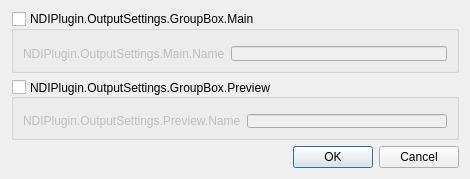
Old version of the form src/forms/output-settings.ui in the repository DistroAV/DistroAV.
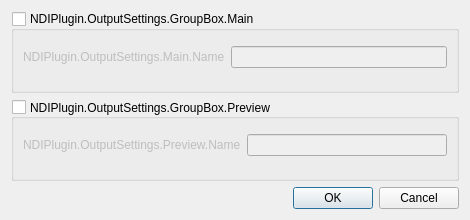
New version of the form.

Commit message: settings(linux+macos): increase window height to show name textboxes

```diff
--- a/src/forms/output-settings.ui
+++ b/src/forms/output-settings.ui
@@ -7,7 +7,7 @@
     <x>0</x>
     <y>0</y>
     <width>470</width>
-    <height>179</height>
+    <height>220</height>
    </rect>
   </property>
   <property name="minimumSize">
@@ -19,7 +19,7 @@
   <property name="maximumSize">
    <size>
     <width>16777215</width>
-    <height>179</height>
+    <height>220</height>
    </size>
   </property>
   <property name="windowTitle">
```
